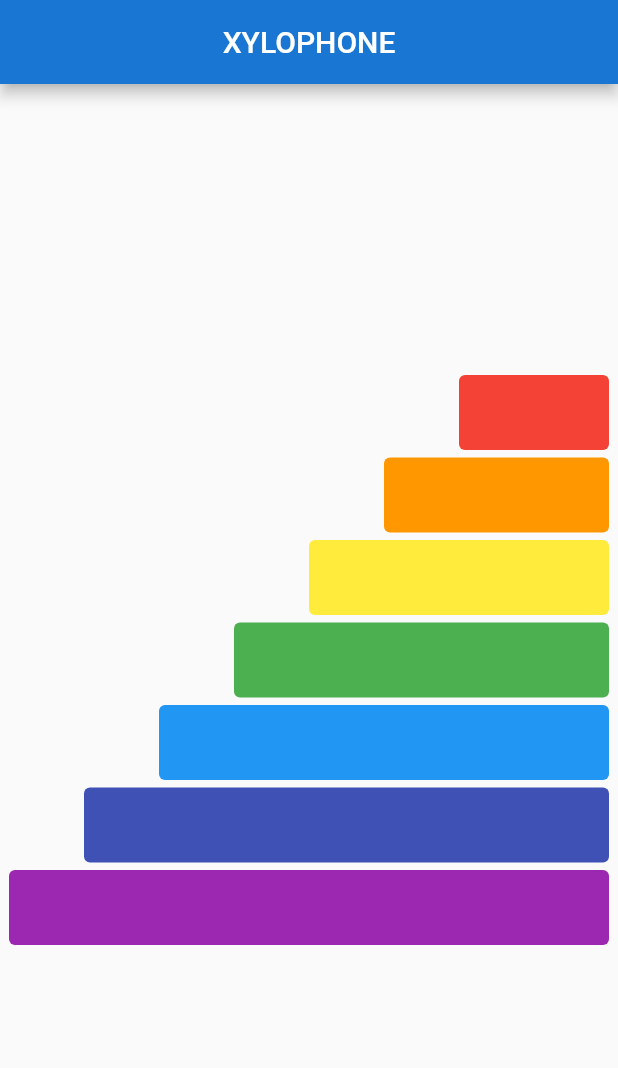
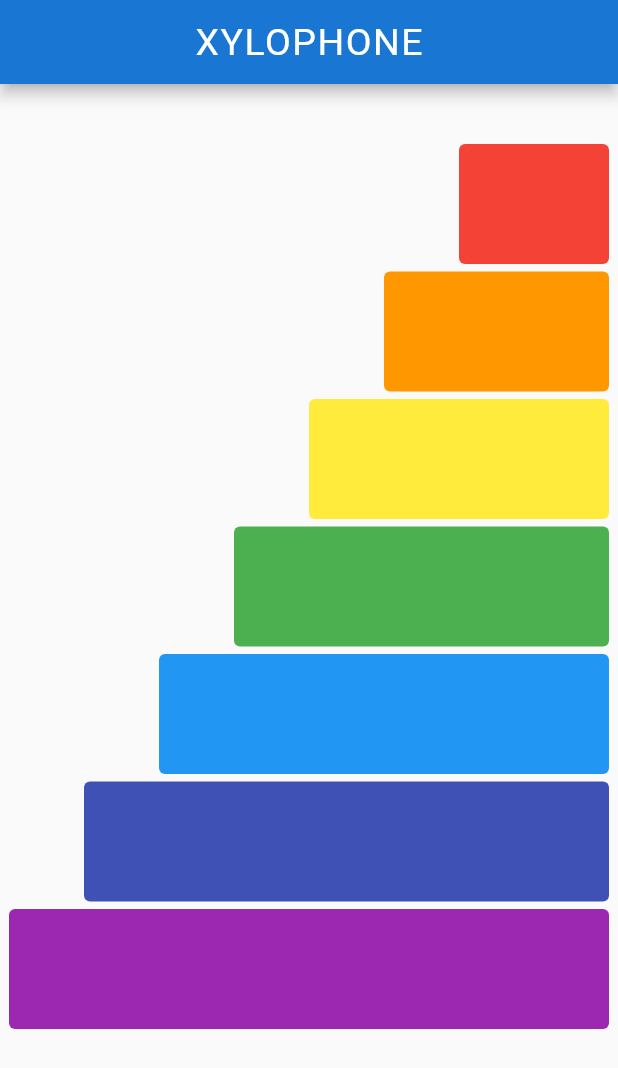
Before and after one commit to panditsamik/XyloPhone, a Flutter app: the screen it shows after launch, on a phone screen of 412 x 824 dp. Shown: the top 1068 px of the screen. Run offline on Flutter 3.47's test engine with Material 2 defaults, Android fonts, the phone set to English and light mode, and no system bars; our stand-ins replace assets_audio_player.

Commit message:
Updated the main.dart file to support android ecosystem.

```diff
--- a/lib/main.dart
+++ b/lib/main.dart
@@ -3,55 +3,60 @@ import 'dart:ui';
 import 'package:assets_audio_player/assets_audio_player.dart';
 
 void main() {
-  runApp(
-    MaterialApp(
+  runApp(const XylophoneApp());
+}
+
+class XylophoneApp extends StatefulWidget {
+  const XylophoneApp({Key? key}) : super(key: key);
+
+  @override
+  State<XylophoneApp> createState() => _XylophoneAppState();
+}
+
+class _XylophoneAppState extends State<XylophoneApp> {
+  @override
+  Widget build(BuildContext context) {
+    return MaterialApp(
       home: Scaffold(
         appBar: AppBar(
-          title: const Center(child: Text("XYLOPHONE")),
           backgroundColor: Colors.blue.shade700,
-        ),
-        body: const SafeArea(
-          child: Center(child: Xylophone()),
+          title: const Center(
+            child: Text(
+              'XYLOPHONE',
+              style: TextStyle(
+                fontSize: 25.0,
+                fontWeight: FontWeight.normal,
+                letterSpacing: 1.0,
               ),
             ),
           ),
-  );
-}
-
-class Xylophone extends StatefulWidget {
-  const Xylophone({Key? key}) : super(key: key);
-
-  @override
-  State<Xylophone> createState() => _XylophoneState();
-}
-
-class _XylophoneState extends State<Xylophone> {
-
-  void playAudio(int numofAudio){
-    AssetsAudioPlayer.newPlayer().open(
-      Audio("assets/note$numofAudio.wav"),
-      showNotification: true,
-    );
-  }
-
-  @override
-  Widget build(BuildContext context) {
-    return Column(
-      mainAxisAlignment: MainAxisAlignment.center,
+        ),
+        body: Center(
+          child: Column(
             crossAxisAlignment: CrossAxisAlignment.end,
             children: [
+              const SizedBox(
+                height: 40.0,
+              ),
               SizedBox(
                 width: 100.0,
-          height: 50.0,
+                height: 80.0,
                 child: Expanded(
                   child: TextButton(
                     style: ButtonStyle(
-                backgroundColor: MaterialStateProperty.all<Color>(Colors.red),
+                      backgroundColor:
+                          MaterialStateProperty.all<Color>(Colors.red),
                     ),
                     onPressed: () {
-                playAudio(7);
+                      setState(() {
+                        final assetsAudioPlayer = AssetsAudioPlayer();
+
+                        assetsAudioPlayer.open(
+                          Audio("assets/note1.wav"),
+                        );
+                      });
                     },
-              child: Text(""),
+                    child: const Text(""),
                   ),
                 ),
               ),
@@ -60,7 +65,7 @@ class _XylophoneState extends State<Xylophone> {
               ),
               SizedBox(
                 width: 150.0,
-          height: 50.0,
+                height: 80.0,
                 child: Expanded(
                   child: TextButton(
                     style: ButtonStyle(
@@ -68,9 +73,15 @@ class _XylophoneState extends State<Xylophone> {
                           MaterialStateProperty.all<Color>(Colors.orange),
                     ),
                     onPressed: () {
-                playAudio(6);
+                      setState(() {
+                        final assetsAudioPlayer = AssetsAudioPlayer();
+
+                        assetsAudioPlayer.open(
+                          Audio("assets/note2.wav"),
+                        );
+                      });
                     },
-              child: Text(""),
+                    child: const Text(""),
                   ),
                 ),
               ),
@@ -79,7 +90,7 @@ class _XylophoneState extends State<Xylophone> {
               ),
               SizedBox(
                 width: 200.0,
-          height: 50.0,
+                height: 80.0,
                 child: Expanded(
                   child: TextButton(
                     style: ButtonStyle(
@@ -87,9 +98,15 @@ class _XylophoneState extends State<Xylophone> {
                           MaterialStateProperty.all<Color>(Colors.yellow),
                     ),
                     onPressed: () {
-                playAudio(5);
+                      setState(() {
+                        final assetsAudioPlayer = AssetsAudioPlayer();
+
+                        assetsAudioPlayer.open(
+                          Audio("assets/note3.wav"),
+                        );
+                      });
                     },
-              child: Text(""),
+                    child: const Text(""),
                   ),
                 ),
               ),
@@ -98,7 +115,7 @@ class _XylophoneState extends State<Xylophone> {
               ),
               SizedBox(
                 width: 250.0,
-          height: 50.0,
+                height: 80.0,
                 child: Expanded(
                   child: TextButton(
                     style: ButtonStyle(
@@ -106,9 +123,15 @@ class _XylophoneState extends State<Xylophone> {
                           MaterialStateProperty.all<Color>(Colors.green),
                     ),
                     onPressed: () {
-                playAudio(4);
+                      setState(() {
+                        final assetsAudioPlayer = AssetsAudioPlayer();
+
+                        assetsAudioPlayer.open(
+                          Audio("assets/note4.wav"),
+                        );
+                      });
                     },
-              child: Text(""),
+                    child: const Text(""),
                   ),
                 ),
               ),
@@ -117,7 +140,7 @@ class _XylophoneState extends State<Xylophone> {
               ),
               SizedBox(
                 width: 300.0,
-          height: 50.0,
+                height: 80.0,
                 child: Expanded(
                   child: TextButton(
                     style: ButtonStyle(
@@ -125,9 +148,15 @@ class _XylophoneState extends State<Xylophone> {
                           MaterialStateProperty.all<Color>(Colors.blue),
                     ),
                     onPressed: () {
-                playAudio(3);
+                      setState(() {
+                        final assetsAudioPlayer = AssetsAudioPlayer();
+
+                        assetsAudioPlayer.open(
+                          Audio("assets/note5.wav"),
+                        );
+                      });
                     },
-              child: Text(""),
+                    child: const Text(""),
                   ),
                 ),
               ),
@@ -136,7 +165,7 @@ class _XylophoneState extends State<Xylophone> {
               ),
               SizedBox(
                 width: 350.0,
-          height: 50.0,
+                height: 80.0,
                 child: Expanded(
                   child: TextButton(
                     style: ButtonStyle(
@@ -144,9 +173,15 @@ class _XylophoneState extends State<Xylophone> {
                           MaterialStateProperty.all<Color>(Colors.indigo),
                     ),
                     onPressed: () {
-                playAudio(2);
+                      setState(() {
+                        final assetsAudioPlayer = AssetsAudioPlayer();
+
+                        assetsAudioPlayer.open(
+                          Audio("assets/note6.wav"),
+                        );
+                      });
                     },
-              child: Text(""),
+                    child: const Text(""),
                   ),
                 ),
               ),
@@ -155,7 +190,7 @@ class _XylophoneState extends State<Xylophone> {
               ),
               SizedBox(
                 width: 400.0,
-          height: 50.0,
+                height: 80.0,
                 child: Expanded(
                   child: TextButton(
                     style: ButtonStyle(
@@ -163,13 +198,22 @@ class _XylophoneState extends State<Xylophone> {
                           MaterialStateProperty.all<Color>(Colors.purple),
                     ),
                     onPressed: () {
-                playAudio(1);
+                      setState(() {
+                        final assetsAudioPlayer = AssetsAudioPlayer();
+
+                        assetsAudioPlayer.open(
+                          Audio("assets/note7.wav"),
+                        );
+                      });
                     },
-              child: Text(""),
+                    child: const Text(""),
                   ),
                 ),
               ),
             ],
+          ),
+        ),
+      ),
     );
   }
 }
```
Lines whose indentation alone changed are shown as unchanged.
